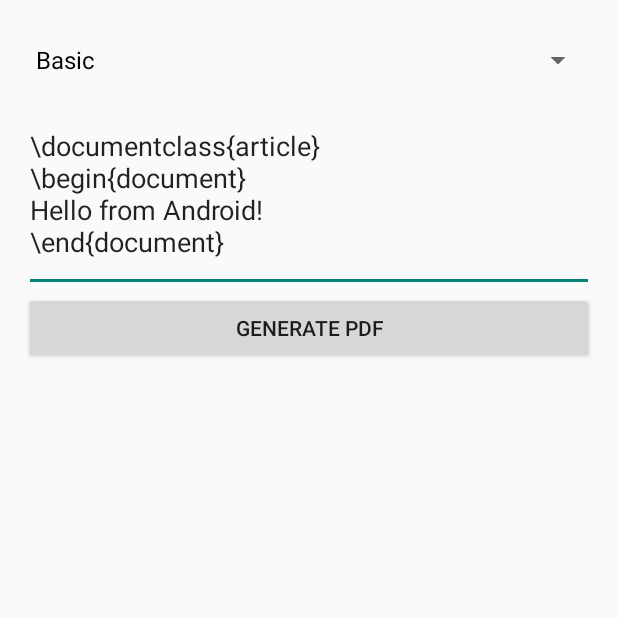
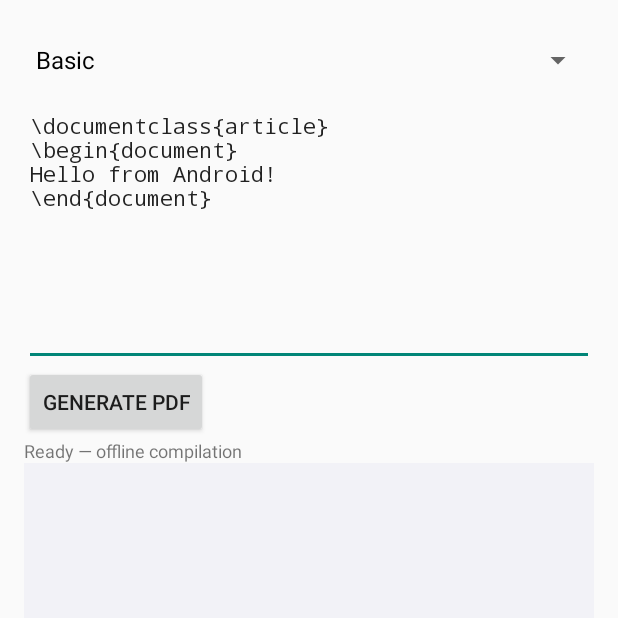
Before and after one commit to snooplsm/pdf-latex-mobile, an Android app: the screen it shows after launch (MainActivity), on a phone screen of 412 x 824 dp, the top half of it. Run offline under Robolectric (Android 15) with nearby library versions, the light colour scheme and no system bars.

Commit message:
Align Android preview layout and add Open PDF to both harnesses

```diff
--- a/android/harness/build.gradle.kts
+++ b/android/harness/build.gradle.kts
@@ -9,4 +9,4 @@ android {
     compileOptions { sourceCompatibility = JavaVersion.VERSION_17; targetCompatibility = JavaVersion.VERSION_17 }
     kotlinOptions { jvmTarget = "17" }
 }
-dependencies { implementation(project(":library")) }
+dependencies { implementation(project(":library")); implementation("androidx.core:core:1.15.0") }
--- a/android/harness/src/main/AndroidManifest.xml
+++ b/android/harness/src/main/AndroidManifest.xml
@@ -1,5 +1,9 @@
 <manifest xmlns:android="http://schemas.android.com/apk/res/android">
   <application android:label="LaTeX Mobile" android:theme="@android:style/Theme.Material.Light.NoActionBar" android:allowBackup="false">
+    <provider android:name="androidx.core.content.FileProvider"
+      android:authorities="${applicationId}.files" android:exported="false" android:grantUriPermissions="true">
+      <meta-data android:name="android.support.FILE_PROVIDER_PATHS" android:resource="@xml/pdf_paths" />
+    </provider>
     <activity android:name=".MainActivity" android:exported="true">
       <intent-filter><action android:name="android.intent.action.MAIN"/><category android:name="android.intent.category.LAUNCHER"/></intent-filter>
     </activity>
--- a/android/harness/src/main/java/org/latexmobile/harness/MainActivity.kt
+++ b/android/harness/src/main/java/org/latexmobile/harness/MainActivity.kt
@@ -1,6 +1,11 @@
 package org.latexmobile.harness
 
+import android.content.Intent
+import android.content.ActivityNotFoundException
+import androidx.core.content.FileProvider
 import android.app.Activity
+import android.graphics.Typeface
+import android.view.Gravity
 import android.graphics.Bitmap
 import android.graphics.pdf.PdfRenderer
 import android.os.Bundle
@@ -14,18 +19,53 @@ class MainActivity : Activity() {
     private val executor = Executors.newSingleThreadExecutor()
     override fun onCreate(savedInstanceState: Bundle?) {
         super.onCreate(savedInstanceState)
+        fun dp(value: Int) = (value * resources.displayMetrics.density).toInt()
+        val preview = ImageView(this).apply {
+            scaleType = ImageView.ScaleType.FIT_CENTER
+            setBackgroundColor(0xfff2f2f7.toInt())
+            contentDescription = "Generated PDF preview"
+        }
         val source = EditText(this).apply {
             setText("\\documentclass{article}\n\\begin{document}\nHello from Android!\n\\end{document}")
-            minLines = 5
+            gravity = Gravity.TOP or Gravity.START
+            typeface = Typeface.MONOSPACE
+            textSize = 14f
+            isVerticalScrollBarEnabled = true
         }
         var inputAssets = emptyMap<String, ByteArray>()
-        val status = TextView(this)
+        val status = TextView(this).apply {
+            text = "Ready — offline compilation"
+            textSize = 12f
+            setTextIsSelectable(true)
+        }
+        var generatedPdf: File? = null
+        val openPdf = Button(this).apply {
+            text = "Open PDF"
+            visibility = android.view.View.GONE
+            setOnClickListener {
+                generatedPdf?.let { file ->
+                    val uri = FileProvider.getUriForFile(this@MainActivity, "$packageName.files", file)
+                    try {
+                        startActivity(Intent(Intent.ACTION_VIEW).setDataAndType(uri, "application/pdf")
+                            .addFlags(Intent.FLAG_GRANT_READ_URI_PERMISSION))
+                    } catch (_: ActivityNotFoundException) {
+                        status.text = "No PDF viewer installed. The preview is available below."
+                    }
+                }
+            }
+        }
+        var generate: () -> Unit = {}
+        var launchInvoice = intent.getStringExtra("example") == "invoice"
         val examples = Spinner(this).apply {
             adapter = ArrayAdapter(this@MainActivity, android.R.layout.simple_spinner_dropdown_item,
-                listOf("Basic", "Invoice · PDF logo (balanced/full)", "Invoice · PNG logo (balanced/full)"))
+                listOf("Basic", "Invoice · PDF logo", "Invoice · PNG logo"))
             onItemSelectedListener = object : AdapterView.OnItemSelectedListener {
                 override fun onNothingSelected(parent: AdapterView<*>?) = Unit
                 override fun onItemSelected(parent: AdapterView<*>?, view: android.view.View?, position: Int, id: Long) {
+                    generatedPdf = null
+                    openPdf.visibility = android.view.View.GONE
+                    preview.setImageDrawable(null)
+                    status.text = if (position == 0) "Ready — offline compilation" else "Invoice requires balanced or full"
                     if (position == 0) {
                         inputAssets = emptyMap()
                         source.setText("\\documentclass{article}\n\\begin{document}\nHello from Android!\n\\end{document}")
@@ -35,27 +75,47 @@ class MainActivity : Activity() {
                         inputAssets = mapOf(name to assets.open("invoice.assets/$name").use { it.readBytes() })
                         source.setText(assets.open("invoice.tex").bufferedReader().use { it.readText() }
                             .replace("logo.pdf", name))
+                        if (launchInvoice) {
+                            launchInvoice = false
+                            source.post { generate() }
+                        }
                     }
                 }
             }
         }
-        val preview = ImageView(this).apply { adjustViewBounds = true }
         val compile = Button(this).apply { text = "Generate PDF" }
         val layout = LinearLayout(this).apply {
             orientation = LinearLayout.VERTICAL
-            setPadding(24, 24, 24, 24)
-            addView(examples); addView(source); addView(compile); addView(status); addView(preview)
+            setPadding(dp(16), dp(16), dp(16), dp(16))
+            addView(examples)
+            addView(source, LinearLayout.LayoutParams(-1, dp(180)))
+            addView(LinearLayout(this@MainActivity).apply {
+                orientation = LinearLayout.HORIZONTAL
+                addView(compile); addView(openPdf)
+            })
+            addView(status)
+            addView(preview, LinearLayout.LayoutParams(-1, 0, 1f))
+            setOnApplyWindowInsetsListener { view, insets ->
+                @Suppress("DEPRECATION")
+                view.setPadding(dp(16) + insets.systemWindowInsetLeft,
+                    dp(16) + insets.systemWindowInsetTop, dp(16) + insets.systemWindowInsetRight,
+                    dp(16) + insets.systemWindowInsetBottom)
+                insets
+            }
         }
-        setContentView(ScrollView(this).apply { addView(layout) })
+        setContentView(layout)
         compile.setOnClickListener {
             val latex = source.text.toString()
             val files = inputAssets
             compile.isEnabled = false
             examples.isEnabled = false
-            status.text = "Compiling offline…"
+            generatedPdf = null
+            openPdf.visibility = android.view.View.GONE
+            preview.setImageDrawable(null)
+            status.text = "Compiling…"
             executor.execute {
                 val result = runCatching {
-                    val result = LatexMobile.compile(applicationContext, latex, File(filesDir, "example.pdf"), assets = files)
+                    val result = LatexMobile.compile(applicationContext, latex, File(File(filesDir, "pdfs").apply { mkdirs() }, "example.pdf"), assets = files)
                     val bitmap = ParcelFileDescriptor.open(result.pdf, ParcelFileDescriptor.MODE_READ_ONLY).use { fd ->
                         PdfRenderer(fd).use { renderer ->
                             renderer.openPage(0).use { page ->
@@ -72,12 +132,17 @@ class MainActivity : Activity() {
                     compile.isEnabled = true
                     examples.isEnabled = true
                     result.onSuccess { (pdf, bitmap) ->
-                        status.text = "${pdf.bytes} bytes · ${pdf.elapsedMs} ms\n${pdf.pdf}"
+                        status.text = "${pdf.bytes} bytes · ${pdf.elapsedMs} ms"
+                        generatedPdf = pdf.pdf
+                        openPdf.visibility = android.view.View.VISIBLE
                         preview.setImageBitmap(bitmap)
                     }.onFailure { status.text = it.message }
                 }
             }
         }
+        // Optional launch argument for opening the invoice demo directly.
+        generate = { compile.performClick(); Unit }
+        if (launchInvoice) examples.setSelection(1)
     }
     override fun onDestroy() { executor.shutdown(); super.onDestroy() }
 }
--- /dev/null
+++ b/android/harness/src/main/res/xml/pdf_paths.xml
@@ -0,0 +1,3 @@
+<paths xmlns:android="http://schemas.android.com/apk/res/android">
+  <files-path name="pdfs" path="pdfs/" />
+</paths>
```
Also changed, not shown: 1 other file.
